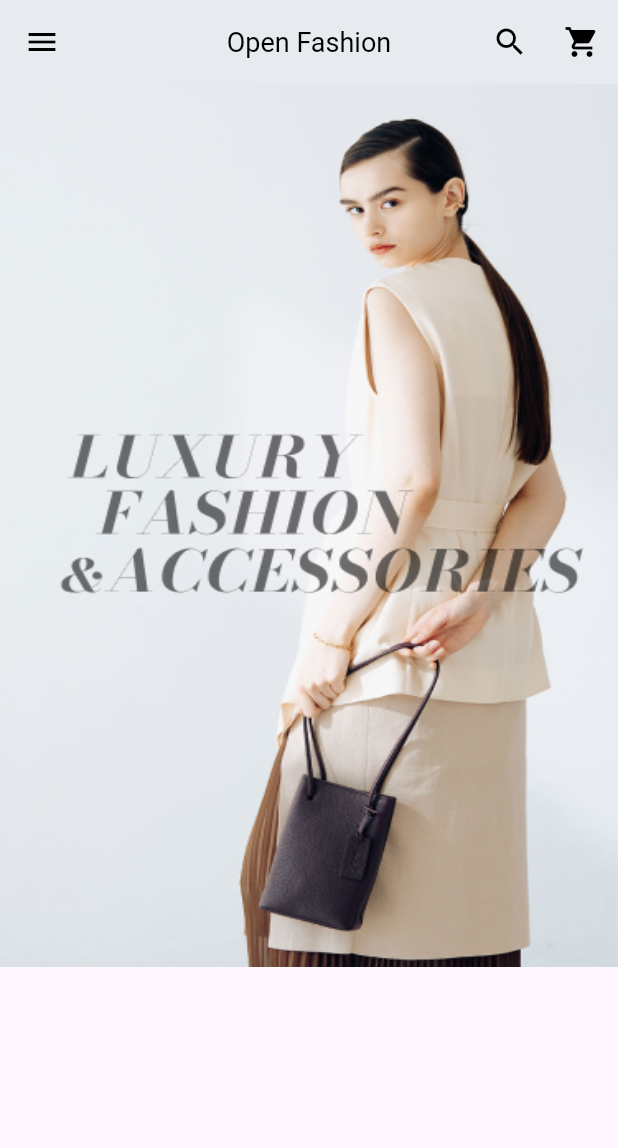
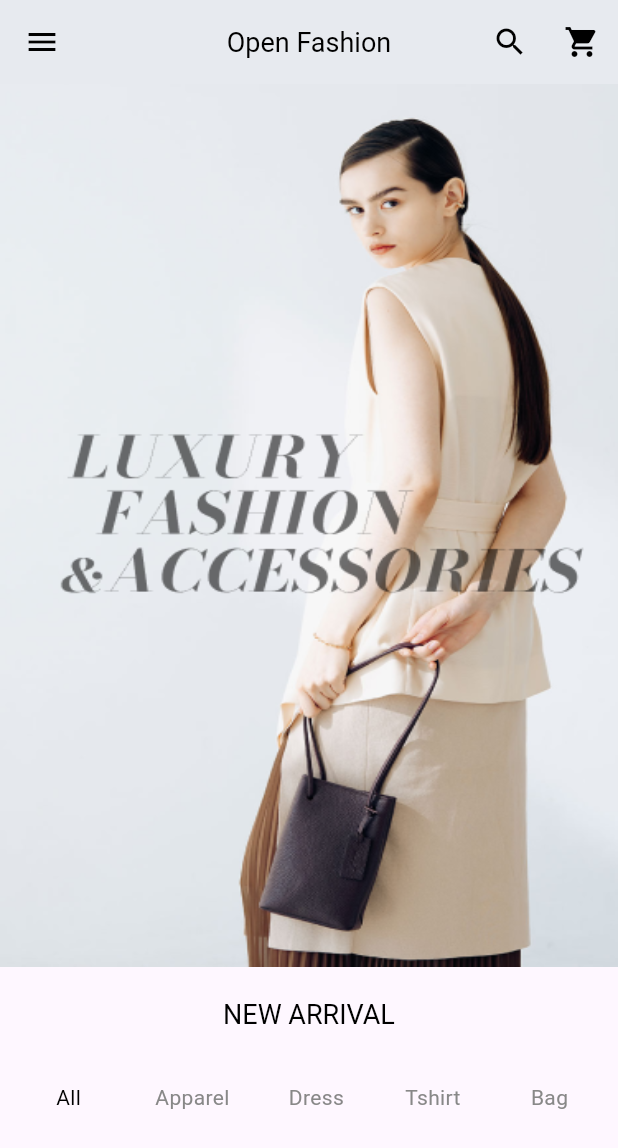
Before and after one commit to Wandilekubheka/open_fashion, a Flutter app: the screen it shows after launch, on a phone screen of 412 x 824 dp. Shown: the top 1148 px of the screen. Run offline on Flutter 3.47's test engine with Material 3 defaults, Android fonts, the light colour scheme and no system bars; our stand-ins replace google_fonts.

Commit message:
database new arrival mock data

```diff
--- a/lib/presentation/view/home_screen.dart
+++ b/lib/presentation/view/home_screen.dart
@@ -1,4 +1,5 @@
 import 'package:flutter/material.dart';
+import 'package:open_fashion/theme/color_theme.dart';
 
 class HomeScreen extends StatefulWidget {
   const HomeScreen({super.key});
@@ -8,6 +9,7 @@ class HomeScreen extends StatefulWidget {
 }
 
 class HomeScreenState extends State<HomeScreen> {
+  String activeTab = "All";
   @override
   Widget build(BuildContext context) {
     return Scaffold(
@@ -35,16 +37,28 @@ class HomeScreenState extends State<HomeScreen> {
       ),
       body: SingleChildScrollView(
         child: Column(
+          spacing: 20,
           children: [
             _buildTrending(),
-            //  footer
             Center(
-              child: Column(
-                crossAxisAlignment: CrossAxisAlignment.center,
-                children: [Row(children: [
-                    ],
-                  )],
+              child: Text(
+                "NEW ARRIVAL",
+                style: Theme.of(context).textTheme.titleLarge,
               ),
+            ),
+            // categories
+            Row(
+              mainAxisAlignment: MainAxisAlignment.spaceEvenly,
+              children: [
+                _categoryOption("All", activeTab == "All"),
+                _categoryOption("Apparel", activeTab == "Apparel"),
+                _categoryOption("Dress", activeTab == "Dress"),
+                _categoryOption("Tshirt", activeTab == "Tshirt"),
+                _categoryOption("Bag", activeTab == "Bag"),
+              ],
+            ),
+            GridView.count(crossAxisCount: 2, shrinkWrap: true, children: [
+              ],
             ),
           ],
         ),
@@ -58,4 +72,20 @@ class HomeScreenState extends State<HomeScreen> {
       child: Image.asset('lib/assets/images/Banner.png', fit: BoxFit.fill),
     );
   }
+
+  Widget _categoryOption(String title, bool isActive) {
+    return TextButton(
+      onPressed: () {
+        setState(() {
+          activeTab = title;
+        });
+      },
+      child: Text(
+        title,
+        style: Theme.of(context).textTheme.bodyMedium!.copyWith(
+          color: isActive ? ColorTheme.titleActive : ColorTheme.placeholder,
+        ),
+      ),
+    );
+  }
 }
```
Also changed, not shown: lib/data/models/sale.dart (added, +33 -0 lines), lib/data/repository/imp_sales_repository.dart (added, +51 -0 lines), lib/domain/repository/sales_repository.dart (added, +7 -0 lines), lib/assets/images/sale.png (added), lib/presentation/modelview/sales/sales_bloc.dart (added), lib/presentation/modelview/sales/sales_events.dart (added), lib/presentation/modelview/sales/sales_state.dart (added).
